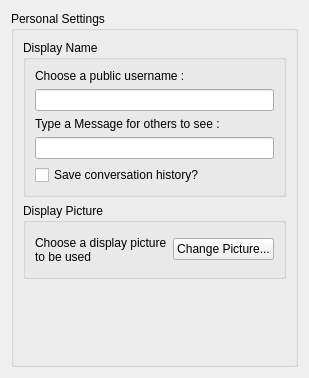
maidsafe-archive/MaidSafe-Encrypt, file src/qt/ui/personal_settings.ui: the form before one commit.
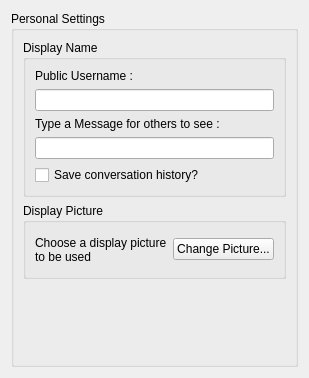
The form after the commit.

Diff of the .ui file:
```diff
--- a/src/qt/ui/personal_settings.ui
+++ b/src/qt/ui/personal_settings.ui
@@ -38,7 +38,7 @@
          <item row="0" column="0">
           <widget class="QLabel" name="label">
            <property name="text">
-            <string>Choose a public username :</string>
+            <string>Public Username :</string>
            </property>
           </widget>
          </item>
```
Left out of the diff: 6 changed lines with no effect on the pictures.
